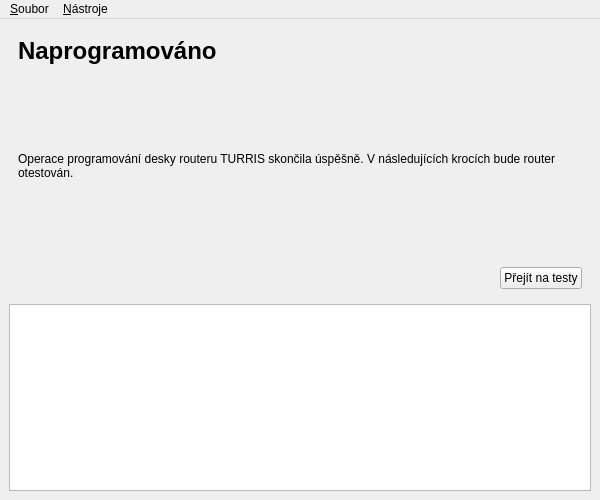
Before: the Qt Designer form gui/installer.ui in turris-cz/rtools-gui, drawn with Qt 5.
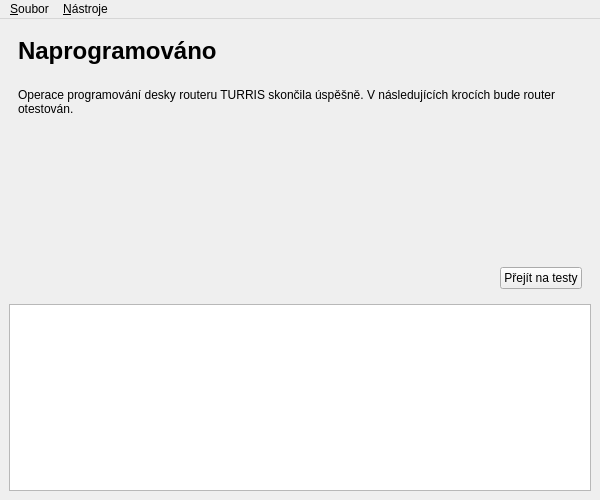
After: the same form once the commit is applied. The open tabs and pages were chosen to show the change. Icons and pictures are not drawn.

Commit message: test prerequisities added to scan and before test views

The edit to the form file:
```diff
--- a/gui/installer.ui
+++ b/gui/installer.ui
@@ -453,6 +453,22 @@
           </property>
          </widget>
         </item>
+        <item>
+         <widget class="QLabel" name="testPrepareDescription1">
+          <property name="sizePolicy">
+           <sizepolicy hsizetype="Preferred" vsizetype="Preferred">
+            <horstretch>2</horstretch>
+            <verstretch>2</verstretch>
+           </sizepolicy>
+          </property>
+          <property name="text">
+           <string/>
+          </property>
+          <property name="textFormat">
+           <enum>Qt::RichText</enum>
+          </property>
+         </widget>
+        </item>
         <item>
          <layout class="QHBoxLayout" name="horizontalLayout_11">
           <item>
```
Left out of the diff: 16 changed lines with no effect on the pictures. The commit also changes 2 other files.
